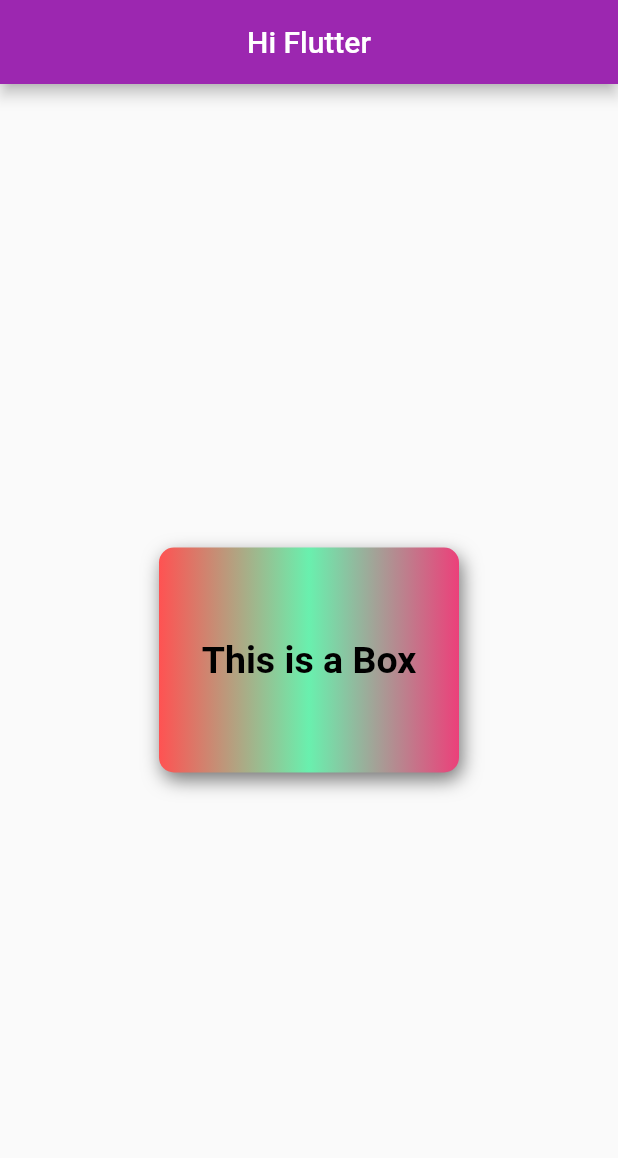
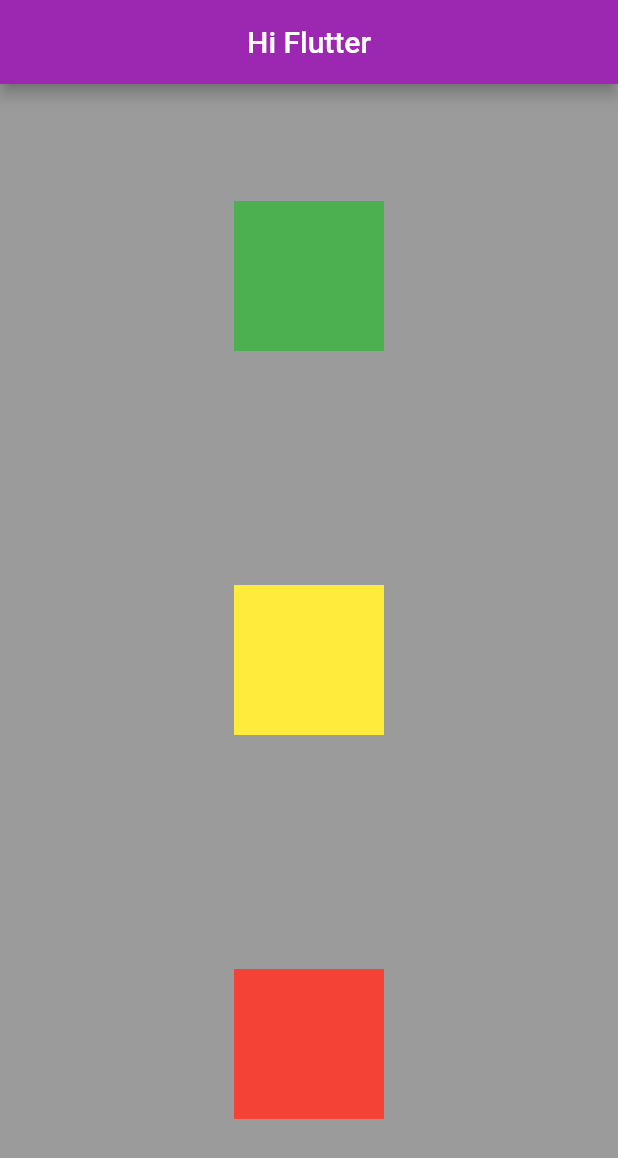
Before and after one commit to RuntimeTerror-404/flutter, a Flutter app: the screen it shows after launch, on a phone screen of 412 x 824 dp. Shown: the top 1158 px of the screen. Run offline on Flutter 3.47's test engine with Material 2 defaults, Android fonts, the phone set to English and light mode, and no system bars.

Commit message:
CH3 completed

```diff
--- a/flutter_practice/practice/lib/main.dart
+++ b/flutter_practice/practice/lib/main.dart
@@ -20,35 +20,30 @@ class HomePage extends StatelessWidget {
         title: Center(child: Text("Hi Flutter")),
         backgroundColor: Colors.purple,
       ),
-      body: Center(
-        child: Container(
-          padding: const EdgeInsets.all(10),
-          alignment: Alignment.center,
-          // color: Colors.purple[200],
-          width: 200,
-          height: 150,
-          child: Text(
-            "This is a Box",
-            style: TextStyle(
-                color: Colors.black, fontSize: 25, fontWeight: FontWeight.bold,
-                textBaseline: TextBaseline.alphabetic),
-          ),
-          decoration: BoxDecoration(
-            borderRadius: BorderRadius.circular(10),
-              // shape: BoxShape.circle,
-              boxShadow: [
-                BoxShadow(
-                    color: Colors.grey[600],
-                    blurRadius: 10,
-                    offset: Offset(2.0, 5.0))
-              ],
-              color: Colors.teal,
-              gradient: LinearGradient(colors: [
-                Colors.redAccent,
-                // Colors.lightBlue[300],
-                Colors.greenAccent,
-                Colors.pink[400]
-              ])),
+      body: Container(
+        height: MediaQuery.of(context).size.height,
+        width: MediaQuery.of(context).size.width,
+        color: Colors.black38,
+        child: Column(
+          mainAxisAlignment: MainAxisAlignment.spaceAround,
+          crossAxisAlignment: CrossAxisAlignment.center,
+          children: [
+            Container(
+              width: 100,
+              height: 100,
+              color: Colors.green,
+            ),
+            Container(
+              width: 100,
+              height: 100,
+              color: Colors.yellow,
+            ),
+            Container(
+              width: 100,
+              height: 100,
+              color: Colors.red,
+            )
+          ],
         ),
       ),
     );
```
